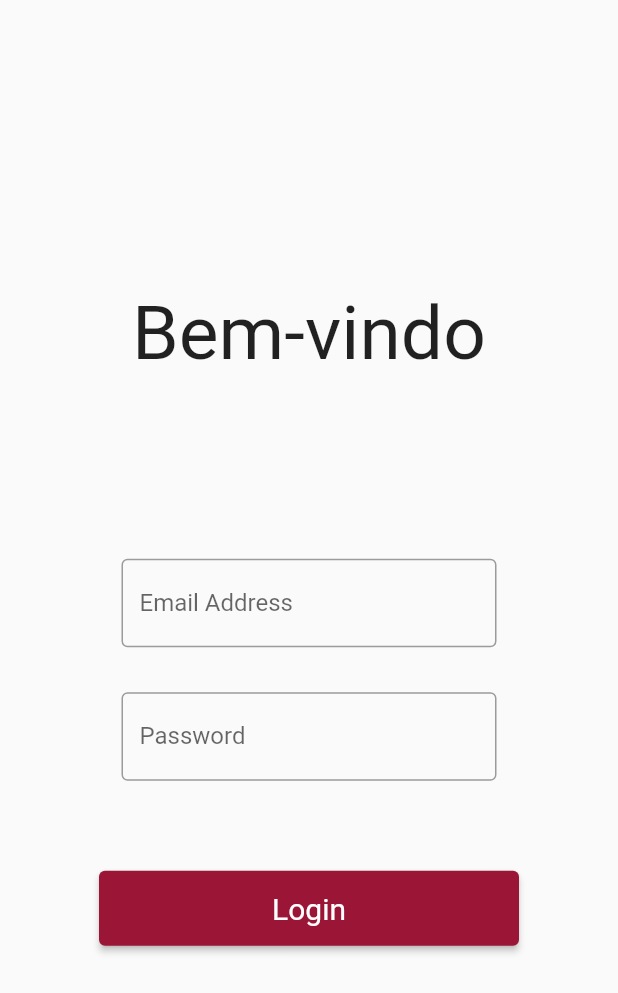
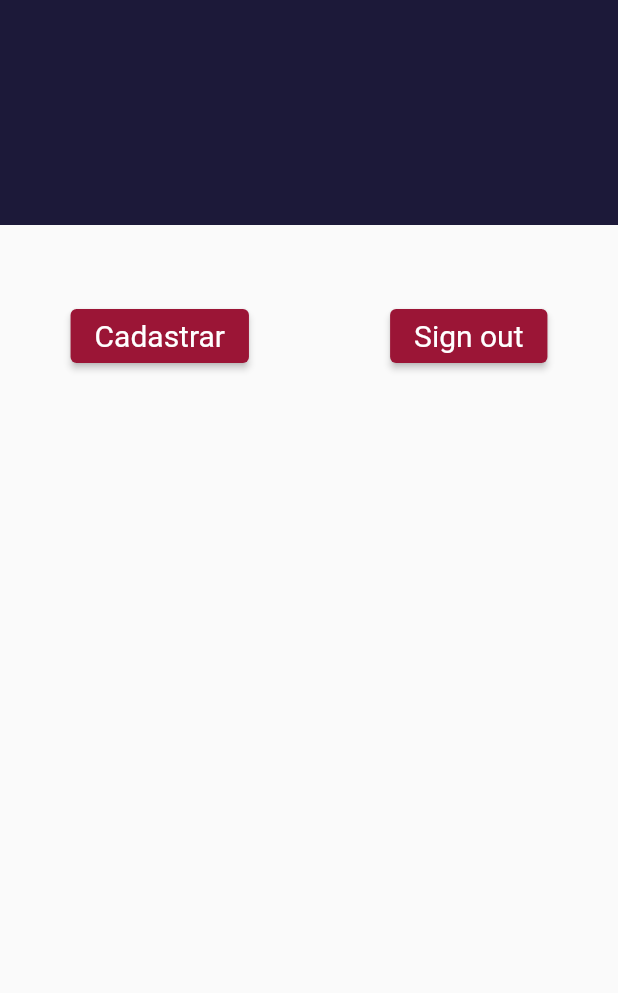
Before and after one commit to JonasCSilva/for_hour, a Flutter app: the screen it shows after launch, after a tap on "Login", on a phone screen of 412 x 824 dp. Shown: the top 993 px of the screen. Run offline on Flutter 3.47's test engine with Material 2 defaults, Android fonts, the phone set to English and light mode, and no system bars.

Commit message:
Home page created

```diff
--- /dev/null
+++ b/lib/home_page.dart
@@ -0,0 +1,43 @@
+import 'package:flutter/material.dart';
+import 'package:flutter/rendering.dart';
+
+class HomePage extends StatefulWidget {
+  const HomePage({super.key});
+
+  @override
+  State<HomePage> createState() => _HomePageState();
+}
+
+class _HomePageState extends State<HomePage> {
+  @override
+  Widget build(BuildContext context) {
+    return Scaffold(
+        body: Center(
+      child: Column(children: [
+        ConstrainedBox(
+            constraints: const BoxConstraints.tightFor(height: 150, width: double.infinity),
+            child: const ColoredBox(color: Color(0xFF1C1939))),
+        const SizedBox(height: 50),
+        Row(
+          mainAxisAlignment: MainAxisAlignment.spaceAround,
+          children: [
+            ElevatedButton(
+              style: ElevatedButton.styleFrom(
+                  backgroundColor: const Color(0xff9b1536),
+                  textStyle: const TextStyle(fontSize: 20)),
+              onPressed: () {},
+              child: const Text('Cadastrar'),
+            ),
+            ElevatedButton(
+              style: ElevatedButton.styleFrom(
+                  backgroundColor: const Color(0xff9b1536),
+                  textStyle: const TextStyle(fontSize: 20)),
+              onPressed: () {},
+              child: const Text('Sign out'),
+            )
+          ],
+        )
+      ]),
+    ));
+  }
+}
--- a/lib/login_page.dart
+++ b/lib/login_page.dart
@@ -1,4 +1,5 @@
 import 'package:flutter/material.dart';
+import 'package:for_hour/home_page.dart';
 
 class LoginPage extends StatefulWidget {
   const LoginPage({super.key});
@@ -20,7 +21,6 @@ class _LoginPageState extends State<LoginPage> {
               ConstrainedBox(
                   constraints: const BoxConstraints.tightFor(width: 250),
                   child: const TextField(
-                    obscureText: true,
                     decoration: InputDecoration(
                       border: OutlineInputBorder(),
                       labelText: 'Email Address',
@@ -38,12 +38,16 @@ class _LoginPageState extends State<LoginPage> {
                   )),
               const SizedBox(height: 60),
               ConstrainedBox(
-                  constraints: const BoxConstraints.tightFor(width: 280, height: 50),
+                  constraints:
+                      const BoxConstraints.tightFor(width: 280, height: 50),
                   child: ElevatedButton(
                     style: ElevatedButton.styleFrom(
                         backgroundColor: const Color(0xff9b1536),
                         textStyle: const TextStyle(fontSize: 20)),
-                    onPressed: () {},
+                    onPressed: () {
+                      Navigator.of(context).push(MaterialPageRoute(
+                          builder: (context) => const HomePage()));
+                    },
                     child: const Text('Login'),
                   )),
             ]),
```
